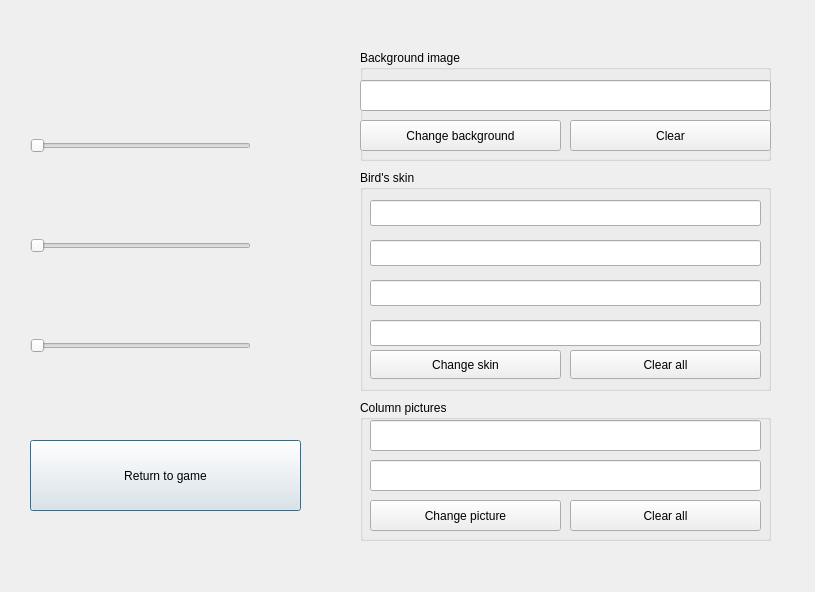
yuras11/Flappy_Bird, file settingswindow.ui: the form before one commit.
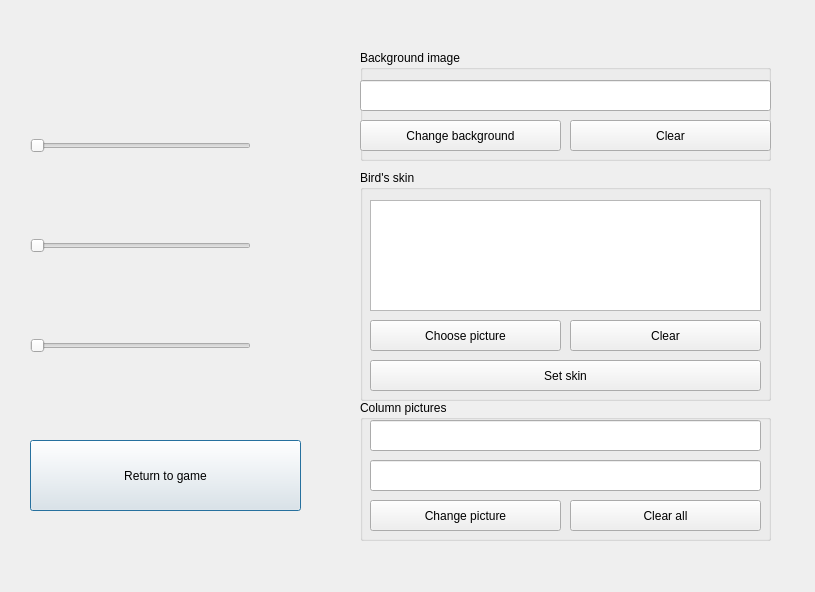
The form after the commit.

Diff of the .ui file:
```diff
--- a/settingswindow.ui
+++ b/settingswindow.ui
@@ -71,76 +71,59 @@
      <x>360</x>
      <y>170</y>
      <width>411</width>
-     <height>221</height>
+     <height>231</height>
     </rect>
    </property>
    <property name="title">
     <string>Bird's skin </string>
    </property>
-   <widget class="QLineEdit" name="LineForFirstBirdPicture">
+   <widget class="QListView" name="BirdSkinListView">
     <property name="geometry">
      <rect>
       <x>10</x>
       <y>30</y>
       <width>391</width>
-      <height>26</height>
+      <height>111</height>
      </rect>
     </property>
    </widget>
-   <widget class="QLineEdit" name="LineForSecondBirdPicture">
-    <property name="geometry">
-     <rect>
-      <x>10</x>
-      <y>70</y>
-      <width>391</width>
-      <height>26</height>
-     </rect>
-    </property>
-   </widget>
-   <widget class="QLineEdit" name="LineForThirdBirdPicture">
-    <property name="geometry">
-     <rect>
-      <x>10</x>
-      <y>110</y>
-      <width>391</width>
-      <height>26</height>
-     </rect>
-    </property>
-   </widget>
-   <widget class="QLineEdit" name="LineForForthBirdPicture">
+   <widget class="QPushButton" name="ChooseBirdPictureButton">
     <property name="geometry">
      <rect>
       <x>10</x>
       <y>150</y>
-      <width>391</width>
-      <height>26</height>
-     </rect>
-    </property>
-   </widget>
-   <widget class="QPushButton" name="ChangeBirdSkinButton">
-    <property name="geometry">
-     <rect>
-      <x>10</x>
-      <y>180</y>
       <width>191</width>
-      <height>29</height>
+      <height>31</height>
      </rect>
     </property>
     <property name="text">
-     <string>Change skin</string>
+     <string>Choose picture</string>
     </property>
    </widget>
    <widget class="QPushButton" name="ClearBirdButton">
     <property name="geometry">
      <rect>
       <x>210</x>
-      <y>180</y>
+      <y>150</y>
       <width>191</width>
-      <height>29</height>
+      <height>31</height>
      </rect>
     </property>
     <property name="text">
-     <string>Clear all</string>
+     <string>Clear</string>
+    </property>
+   </widget>
+   <widget class="QPushButton" name="SetBirdSkinButton">
+    <property name="geometry">
+     <rect>
+      <x>10</x>
+      <y>190</y>
+      <width>391</width>
+      <height>31</height>
+     </rect>
+    </property>
+    <property name="text">
+     <string>Set skin</string>
     </property>
    </widget>
   </widget>
```
Left out of the diff: 2 changed lines with no effect on the pictures.
